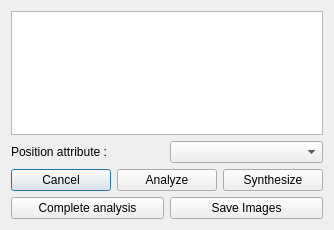
Before: the Qt Designer form forms/dialog_surface_waveletDecomposition.ui in abletterer/surface_waveletDecomposition, drawn with Qt 5.
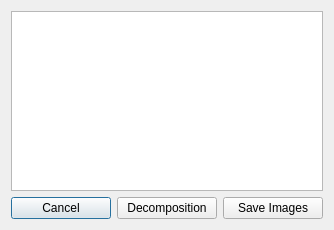
After: the same form once the commit is applied.

```diff
--- a/forms/dialog_surface_waveletDecomposition.ui
+++ b/forms/dialog_surface_waveletDecomposition.ui
@@ -18,31 +18,7 @@
     <widget class="QListWidget" name="list_maps"/>
    </item>
    <item>
-    <layout class="QHBoxLayout" name="horizontalLayout_3">
-     <item>
-      <widget class="QLabel" name="label_2">
-       <property name="text">
-        <string>Position attribute :</string>
-       </property>
-      </widget>
-     </item>
-     <item>
-      <widget class="QComboBox" name="combo_positionAttribute">
-       <property name="sizePolicy">
-        <sizepolicy hsizetype="Preferred" vsizetype="Fixed">
-         <horstretch>0</horstretch>
-         <verstretch>0</verstretch>
-        </sizepolicy>
-       </property>
-       <property name="insertPolicy">
-        <enum>QComboBox::InsertAtBottom</enum>
-       </property>
-      </widget>
-     </item>
-    </layout>
-   </item>
-   <item>
-    <layout class="QHBoxLayout" name="horizontalLayout_2">
+    <layout class="QHBoxLayout" name="horizontalLayout">
      <item>
       <widget class="QPushButton" name="button_cancel">
        <property name="text">
@@ -51,27 +27,9 @@
       </widget>
      </item>
      <item>
-      <widget class="QPushButton" name="button_analyze">
+      <widget class="QPushButton" name="button_decompose">
        <property name="text">
-        <string>Analyze</string>
-       </property>
-      </widget>
-     </item>
-     <item>
-      <widget class="QPushButton" name="button_synthesize">
-       <property name="text">
-        <string>Synthesize</string>
-       </property>
-      </widget>
-     </item>
-    </layout>
-   </item>
-   <item>
-    <layout class="QHBoxLayout" name="horizontalLayout">
-     <item>
-      <widget class="QPushButton" name="button_completeAnalysis">
-       <property name="text">
-        <string>Complete analysis</string>
+        <string>Decomposition</string>
        </property>
       </widget>
      </item>
```
